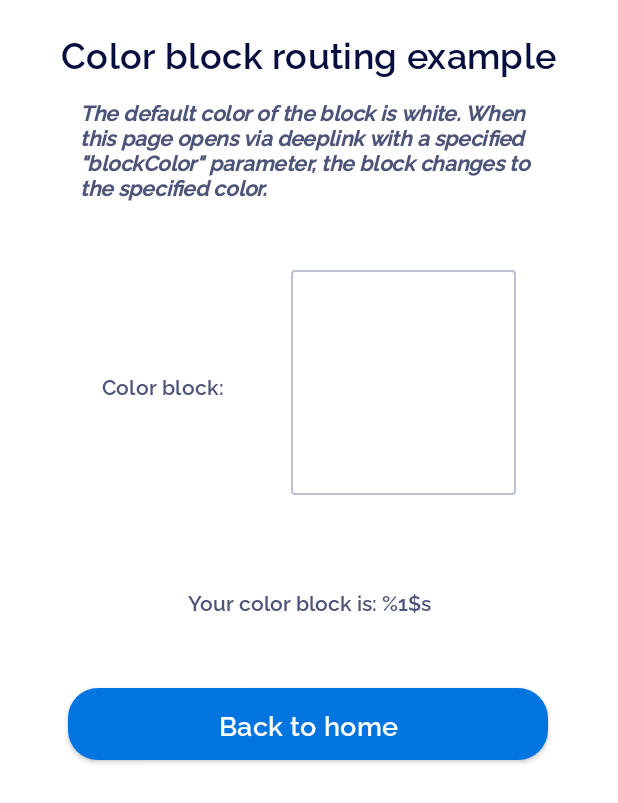
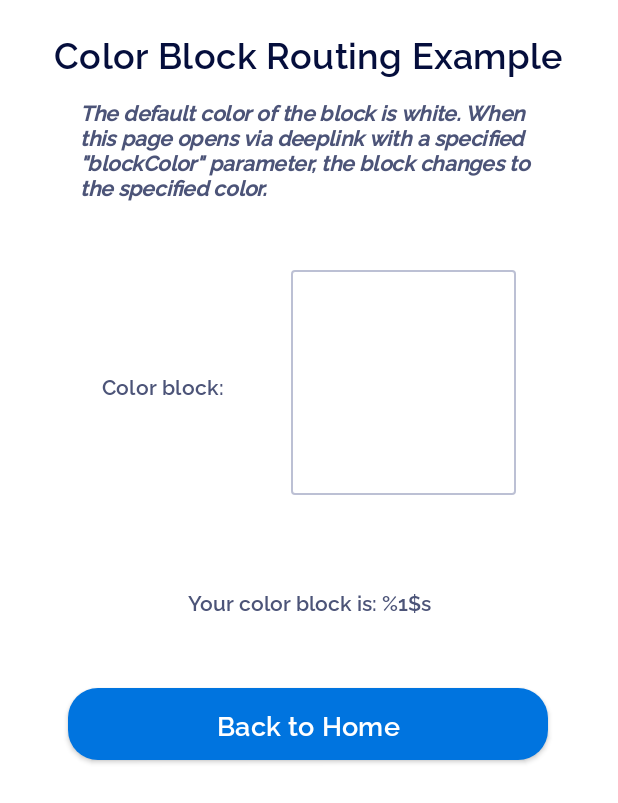
Before and after one commit to BranchMetrics/branch-android-sdk-samples, an Android app: the ColorBlockPage screen opened directly, with no data from a screen before it, on a phone screen of 412 x 824 dp. Shown: the top 803 px of the screen. Run offline under Robolectric (Android 15) with nearby library versions, the phone set to English and light mode, and no system bars; libraries missing offline, so code that uses them is left out: io.branch.referral; 2 statements that could not run were skipped.

Commit message:
Updates to Codw
Updates to Logs, readability, and some UI improvements

```diff
--- a/BranchAndroidTestSampleApp/app/src/main/java/com/example/branchandroidtestsampleapp/ColorBlockPage.kt
+++ b/BranchAndroidTestSampleApp/app/src/main/java/com/example/branchandroidtestsampleapp/ColorBlockPage.kt
@@ -13,6 +13,9 @@ import io.branch.referral.Branch
 import io.branch.referral.util.BranchEvent
 
 class ColorBlockPage : AppCompatActivity() {
+
+    val TAG = ColorBlockPage::class.simpleName
+
     override fun onCreate(savedInstanceState: Bundle?) {
         super.onCreate(savedInstanceState)
         setContentView(R.layout.activity_color_block_page)
@@ -29,31 +32,25 @@ class ColorBlockPage : AppCompatActivity() {
 
         if (sessionParams.has("blockColor")) {
             val blockColor = sessionParams["blockColor"]
-            val stringColor = getString(R.string.blockColorString, blockColor)
+            yourColorBlockString.text = getString(R.string.blockColorString, blockColor)
 
             if (sessionParams["blockColor"] == "Yellow" || sessionParams["blockColor"] == "yellow") {
                 colorBlockImageView.setBackgroundColor(Color.YELLOW)
-                yourColorBlockString.text = stringColor
             }
             else if (sessionParams["blockColor"] == "Blue" || sessionParams["blockColor"] == "blue") {
                 colorBlockImageView.setBackgroundColor(Color.BLUE)
-                yourColorBlockString.text = stringColor
             }
             else if (sessionParams["blockColor"] == "Red" || sessionParams["blockColor"] == "red") {
                 colorBlockImageView.setBackgroundColor(Color.RED)
-                yourColorBlockString.text = stringColor
             }
             else if (sessionParams["blockColor"] == "White" || sessionParams["blockColor"] == "white") {
                 colorBlockImageView.setBackgroundColor(Color.WHITE)
-                yourColorBlockString.text = stringColor
             }
             else if (sessionParams["blockColor"] == "Green" || sessionParams["blockColor"] == "green") {
                 colorBlockImageView.setBackgroundColor(Color.GREEN)
-                yourColorBlockString.text = stringColor
             }
             else {
-                yourColorBlockString.text = "Your color block is: White"
-                Log.e("Unexpected blockColor", "ERROR: Unexpected 'blockColor' parameter detected... " +
+                Log.e(TAG, "ERROR: Unexpected 'blockColor' parameter detected... " +
                         "\nColor block defaults to 'White'... " +
                         "\nPlease use 'Blue', 'Yellow', 'Red', 'Green' or 'White' for your 'blockColor' parameter.")
             }
--- a/BranchAndroidTestSampleApp/app/src/main/res/layout/activity_color_block_page.xml
+++ b/BranchAndroidTestSampleApp/app/src/main/res/layout/activity_color_block_page.xml
@@ -12,7 +12,7 @@
         android:layout_height="wrap_content"
         android:layout_marginStart="68dp"
         android:fontFamily="@font/raleway"
-        android:text="Color block:"
+        android:text="@string/color_block_text"
         android:textColor="#4C5478"
         android:letterSpacing="0.01"
         app:layout_constraintBottom_toBottomOf="@+id/colorBlock"
@@ -63,7 +63,7 @@
         android:layout_marginTop="18dp"
         android:fontFamily="@font/raleway_medium"
         android:letterSpacing="0.01"
-        android:text="Color block routing example"
+        android:text="@string/color_block_routing_example_title"
         android:textColor="@color/branch_title_blue"
         android:textSize="24sp"
         app:layout_constraintEnd_toEndOf="parent"
@@ -80,7 +80,7 @@
         android:background="@drawable/button_background"
         android:fontFamily="@font/raleway_bold"
         android:letterSpacing="0.01"
-        android:text="Back to home"
+        android:text="@string/back_to_home_button"
         android:textAllCaps="false"
         android:textColor="@color/white"
         android:textSize="18sp"
--- a/BranchAndroidTestSampleApp/app/src/main/res/layout/activity_read_deep_link.xml
+++ b/BranchAndroidTestSampleApp/app/src/main/res/layout/activity_read_deep_link.xml
@@ -78,7 +78,7 @@
             android:background="@drawable/button_background"
             android:fontFamily="@font/raleway_bold"
             android:letterSpacing="0.01"
-            android:text="Back to home"
+            android:text="@string/back_to_home_button_2"
             android:textAllCaps="false"
             android:textColor="@color/white"
             android:textSize="18sp"
@@ -97,7 +97,7 @@
             android:fontFamily="@font/raleway_bold"
             android:gravity="center"
             android:letterSpacing="0.01"
-            android:text="Read deep link data"
+            android:text="@string/read_deep_link_data_title"
             android:textColor="@color/branch_title_blue"
             android:textSize="24sp"
             app:layout_constraintEnd_toEndOf="parent"
--- a/BranchAndroidTestSampleApp/app/src/main/res/values/strings.xml
+++ b/BranchAndroidTestSampleApp/app/src/main/res/values/strings.xml
@@ -23,5 +23,16 @@
     <string name="shortReadDataLabel">Read Data Short Shortcut</string>
     <string name="longReadDataLabel">Read Data Long Shortcut</string>
     <string name="readDataDisabledMessage">Read Data Disabled</string>
+    <string name="color_block_page_button">Color Block Page</string>
+    <string name="change_branch_badge_button">Change Branch Badge</string>
+    <string name="read_link_data_button">Read Link Data</string>
+    <string name="add_to_cart_button">Add To Cart</string>
+    <string name="buy_now_button">Buy Now</string>
+    <string name="branch_android_sample_app_title">Branch Sample App</string>
+    <string name="back_to_home_button">Back to Home</string>
+    <string name="color_block_routing_example_title">Color Block Routing Example</string>
+    <string name="color_block_text">Color block:</string>
+    <string name="back_to_home_button_2">Back to Home</string>
+    <string name="read_deep_link_data_title">Read Deep Link Data</string>
 
 </resources>
```
Also changed, not shown: BranchAndroidTestSampleApp/app/src/main/java/com/example/branchandroidtestsampleapp/CustomApplicationClass.kt (+1 -19 lines), BranchAndroidTestSampleApp/app/src/main/java/com/example/branchandroidtestsampleapp/MainActivity.kt (+24 -26 lines), BranchAndroidTestSampleApp/app/src/main/java/com/example/branchandroidtestsampleapp/ReadDeepLinkActivity.kt (+12 -14 lines), BranchAndroidTestSampleApp/app/src/main/res/layout/activity_main.xml (+20 -21 lines).
